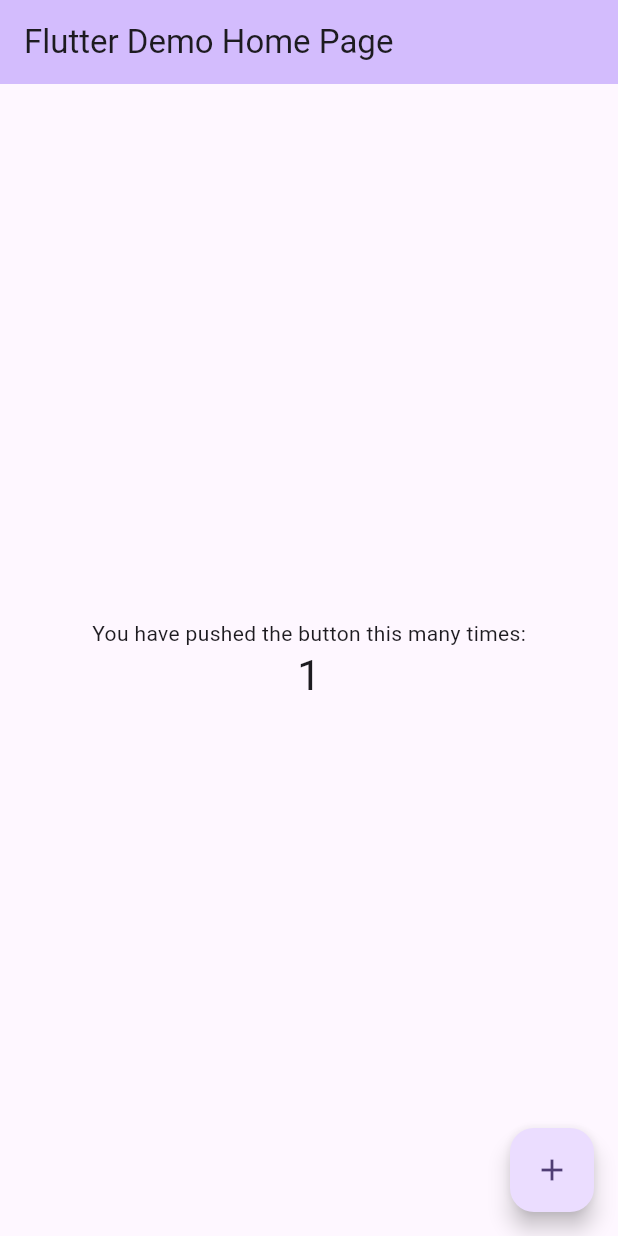
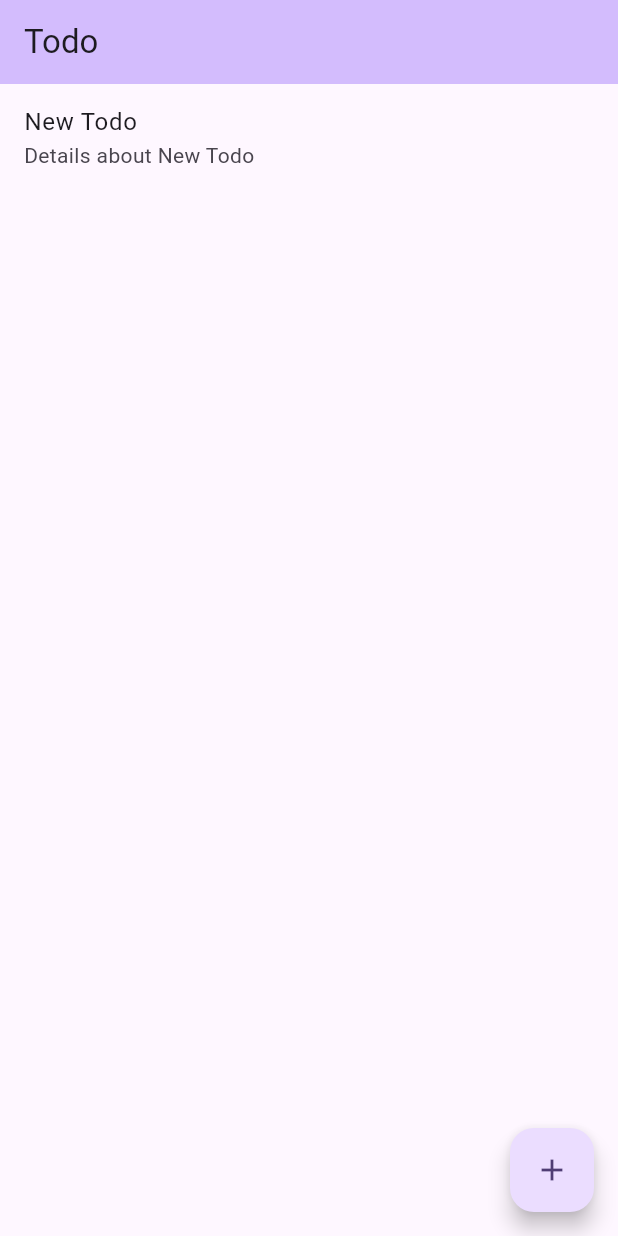
Before and after one commit to sion0104/flutter_todo_list, a Flutter app: the screen it shows after launch, after a tap on the "add" icon, on a phone screen of 412 x 824 dp. Run offline on Flutter 3.47's test engine with Material 3 defaults, Android fonts, the phone set to English and light mode, and no system bars.

Commit message:
FEAT: List Widget 구현 및 항목 추가, 삭제 기능 구현

```diff
--- a/lib/main.dart
+++ b/lib/main.dart
@@ -1,4 +1,5 @@
 import 'package:flutter/material.dart';
+import 'package:provider/provider.dart';
 
 void main() {
   runApp(const MyApp());
@@ -7,119 +8,145 @@ void main() {
 class MyApp extends StatelessWidget {
   const MyApp({super.key});
 
-  // This widget is the root of your application.
   @override
   Widget build(BuildContext context) {
-    return MaterialApp(
-      title: 'Flutter Demo',
-      theme: ThemeData(
-        // This is the theme of your application.
-        //
-        // TRY THIS: Try running your application with "flutter run". You'll see
-        // the application has a purple toolbar. Then, without quitting the app,
-        // try changing the seedColor in the colorScheme below to Colors.green
-        // and then invoke "hot reload" (save your changes or press the "hot
-        // reload" button in a Flutter-supported IDE, or press "r" if you used
-        // the command line to start the app).
-        //
-        // Notice that the counter didn't reset back to zero; the application
-        // state is not lost during the reload. To reset the state, use hot
-        // restart instead.
-        //
-        // This works for code too, not just values: Most code changes can be
-        // tested with just a hot reload.
-        colorScheme: ColorScheme.fromSeed(seedColor: Colors.deepPurple),
-        useMaterial3: true,
+    return ChangeNotifierProvider(
+      create: (context) => TodoAppState(),
+      child: MaterialApp(
+        title: 'Todo Demo ',
+        theme: ThemeData(
+          colorScheme: ColorScheme.fromSeed(seedColor: Colors.deepPurple),
+          useMaterial3: true,
+        ),
+        home: const TodoPage(title: 'Todo'),
+        debugShowCheckedModeBanner: false,
       ),
-      home: const MyHomePage(title: 'Flutter Demo Home Page'),
     );
   }
 }
 
-class MyHomePage extends StatefulWidget {
-  const MyHomePage({super.key, required this.title});
-
-  // This widget is the home page of your application. It is stateful, meaning
-  // that it has a State object (defined below) that contains fields that affect
-  // how it looks.
-
-  // This class is the configuration for the state. It holds the values (in this
-  // case the title) provided by the parent (in this case the App widget) and
-  // used by the build method of the State. Fields in a Widget subclass are
-  // always marked "final".
-
+class TodoPage extends StatefulWidget {
+  const TodoPage({super.key, required this.title});
   final String title;
 
   @override
-  State<MyHomePage> createState() => _MyHomePageState();
+  State<TodoPage> createState() => _TodoPageState();
 }
 
-class _MyHomePageState extends State<MyHomePage> {
-  int _counter = 0;
+class _TodoPageState extends State<TodoPage> {
+  @override
+  Widget build(BuildContext context) {
+    return Scaffold(
+      appBar: AppBar(
+        backgroundColor: Theme.of(context).colorScheme.inversePrimary,
+        title: Text(widget.title),
+      ),
+      body: Consumer<TodoAppState>(
+        builder: (context, appState, child) {
+          return TodoList();
+        },
+      ),
+      floatingActionButton: FloatingAddButton(
+        onPressed: () {
+          final appState = Provider.of<TodoAppState>(context, listen: false);
+          appState.addTodo(Todo(
+            title: 'New Todo',
+          ));
+        },
+      ),
+    );
+  }
+}
 
-  void _incrementCounter() {
-    setState(() {
-      // This call to setState tells the Flutter framework that something has
-      // changed in this State, which causes it to rerun the build method below
-      // so that the display can reflect the updated values. If we changed
-      // _counter without calling setState(), then the build method would not be
-      // called again, and so nothing would appear to happen.
-      _counter++;
-    });
-  }
+class TodoList extends StatelessWidget {
+  const TodoList({super.key});
 
   @override
   Widget build(BuildContext context) {
-    // This method is rerun every time setState is called, for instance as done
-    // by the _incrementCounter method above.
-    //
-    // The Flutter framework has been optimized to make rerunning build methods
-    // fast, so that you can just rebuild anything that needs updating rather
-    // than having to individually change instances of widgets.
-    return Scaffold(
-      appBar: AppBar(
-        // TRY THIS: Try changing the color here to a specific color (to
-        // Colors.amber, perhaps?) and trigger a hot reload to see the AppBar
-        // change color while the other colors stay the same.
-        backgroundColor: Theme.of(context).colorScheme.inversePrimary,
-        // Here we take the value from the MyHomePage object that was created by
-        // the App.build method, and use it to set our appbar title.
-        title: Text(widget.title),
-      ),
-      body: Center(
-        // Center is a layout widget. It takes a single child and positions it
-        // in the middle of the parent.
-        child: Column(
-          // Column is also a layout widget. It takes a list of children and
-          // arranges them vertically. By default, it sizes itself to fit its
-          // children horizontally, and tries to be as tall as its parent.
-          //
-          // Column has various properties to control how it sizes itself and
-          // how it positions its children. Here we use mainAxisAlignment to
-          // center the children vertically; the main axis here is the vertical
-          // axis because Columns are vertical (the cross axis would be
-          // horizontal).
-          //
-          // TRY THIS: Invoke "debug painting" (choose the "Toggle Debug Paint"
-          // action in the IDE, or press "p" in the console), to see the
-          // wireframe for each widget.
-          mainAxisAlignment: MainAxisAlignment.center,
-          children: <Widget>[
-            const Text(
-              'You have pushed the button this many times:',
-            ),
-            Text(
-              '$_counter',
-              style: Theme.of(context).textTheme.headlineMedium,
-            ),
-          ],
-        ),
-      ),
-      floatingActionButton: FloatingActionButton(
-        onPressed: _incrementCounter,
-        tooltip: 'Increment',
-        child: const Icon(Icons.add),
-      ), // This trailing comma makes auto-formatting nicer for build methods.
+    final appState = Provider.of<TodoAppState>(context);
+    return ListView.builder(
+      itemCount: appState.todos.length,
+      itemBuilder: (context, index) {
+        return Dismissible(
+          key: UniqueKey(),
+          direction: DismissDirection.endToStart,
+          onDismissed: (direction) {
+            appState.removeTodoAt(index);
+          },
+          background: Container(
+            color: Colors.red,
+            alignment: Alignment.centerRight,
+            padding: const EdgeInsets.symmetric(horizontal: 20),
+            child: const Icon(Icons.delete, color: Colors.white),
+          ),
+          child: TodoItem(
+            todo: appState.todos[index],
+            onDelete: () {
+              appState.removeTodoAt(index);
+            },
+          ),
+        );
+      },
     );
   }
 }
+
+class TodoItem extends StatelessWidget {
+  final Todo todo;
+  final VoidCallback onDelete;
+
+  const TodoItem({super.key, required this.todo, required this.onDelete});
+
+  @override
+  Widget build(BuildContext context) {
+    return ListTile(
+      title: Text(todo.title),
+      subtitle: Text('Details about ${todo.title}'),
+    );
+  }
+}
+
+class FloatingAddButton extends StatelessWidget {
+  const FloatingAddButton({
+    super.key,
+    required this.onPressed,
+  });
+
+  final VoidCallback onPressed;
+
+  @override
+  Widget build(BuildContext context) {
+    return FloatingActionButton(
+      onPressed: onPressed,
+      child: const Icon(Icons.add),
+    );
+  }
+}
+
+class TodoAppState extends ChangeNotifier {
+  List<Todo> todos = [];
+
+  void addTodo(Todo todo) {
+    todos.add(todo);
+    notifyListeners();
+    debugPrint('addTodo: ${todo.title}');
+  }
+
+  void removeTodoAt(int index) {
+    todos.removeAt(index);
+    notifyListeners();
+    debugPrint('removeTodoAt($index)');
+  }
+
+  int todoCount() {
+    return todos.length;
+  }
+}
+
+class Todo {
+  String title;
+
+  Todo({
+    required this.title,
+  });
+}
--- a/pubspec.yaml
+++ b/pubspec.yaml
@@ -34,6 +34,8 @@ dependencies:
   # The following adds the Cupertino Icons font to your application.
   # Use with the CupertinoIcons class for iOS style icons.
   cupertino_icons: ^1.0.8
+  shared_preferences: ^2.5.2
+  provider: ^6.1.2
 
 dev_dependencies:
   flutter_test:
```
Also changed, not shown: 3 other files.
